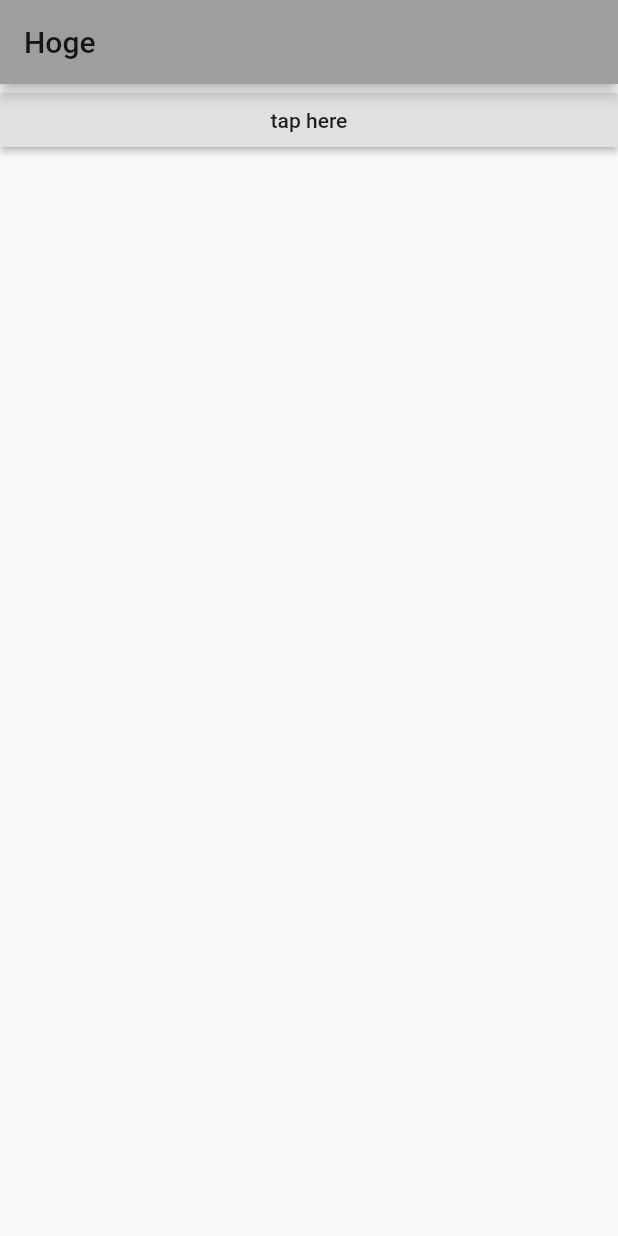
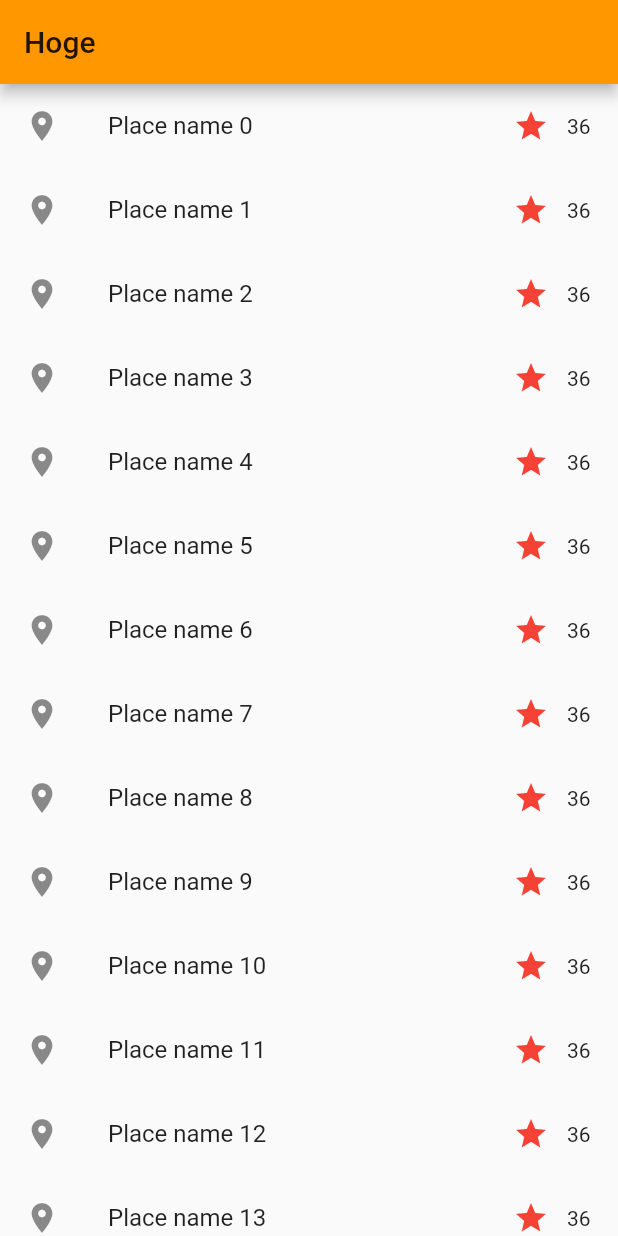
Before and after one commit to tkrplus/NiwalabFlutterTutorial, a Flutter app: the screen it shows after launch, on a phone screen of 412 x 824 dp. Run offline on Flutter 3.47's test engine with Material 2 defaults, Android fonts, the phone set to English and light mode, and no system bars.

Commit message:
ListView

```diff
--- a/lib/main.dart
+++ b/lib/main.dart
@@ -13,7 +13,7 @@ class MyApp extends StatelessWidget {
     return MaterialApp(
         title: 'Flutter layout demo',
         theme: ThemeData(
-          primarySwatch: Colors.grey,
+          primarySwatch: Colors.orange,
           visualDensity: VisualDensity.adaptivePlatformDensity,
         ),
         initialRoute: '/',
--- /dev/null
+++ b/lib/models/Place.dart
@@ -0,0 +1,6 @@
+class Place {
+  final String placeId;
+  final String placeName;
+
+  Place(this.placeId, this.placeName);
+}
--- a/lib/screens/list.dart
+++ b/lib/screens/list.dart
@@ -1,3 +1,4 @@
+import 'package:NiwalabFlutterTutorial/models/Place.dart';
 import 'package:flutter/material.dart';
 import 'package:NiwalabFlutterTutorial/screens/detail.dart';
 
@@ -6,19 +7,27 @@ class ListScreen extends StatelessWidget {
 
   @override
   Widget build(BuildContext context) {
+    final places =
+        List<Place>.generate(50, (index) => Place('uuid', 'Place name $index'));
+    final listView = ListView.builder(
+      itemCount: places.length,
+      itemBuilder: (context, index) {
+        final place = places[index];
+        return ListTile(
+          leading: Icon(Icons.place),
+          title: Text(place.placeName),
+          trailing: FavoriteWidget(),
+          onTap: () {
+            Navigator.pushNamed(context, DetailScreen.routeName,
+                arguments:
+                    DetailScreenArguments(place.placeId, place.placeName));
+          },
+        );
+      },
+    );
     return Scaffold(
-        appBar: AppBar(title: Text('Hoge')),
-        body: ListView(
-          children: [
-            RaisedButton(
-              child: Text('tap here'),
-              onPressed: () {
-                Navigator.pushNamed(context, DetailScreen.routeName,
-                    arguments: DetailScreenArguments(
-                        'uuid', 'Oeschinen Lake Campground'));
-              },
-            )
-          ],
-        ));
+      appBar: AppBar(title: Text('Hoge')),
+      body: listView,
+    );
   }
 }
```
